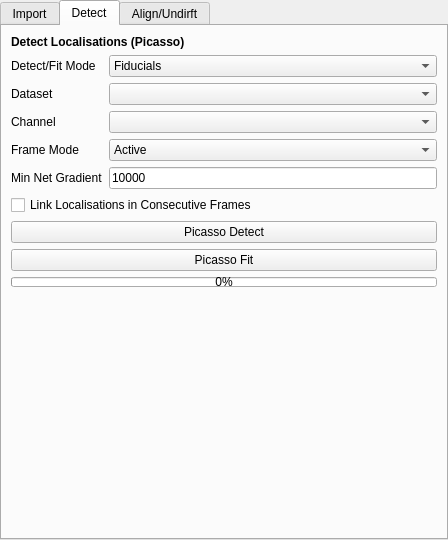
Above: src/napari_gapseq2/widget_ui.ui from piedrro/napari-GapSeq2 before the change. Below: the same form after it.
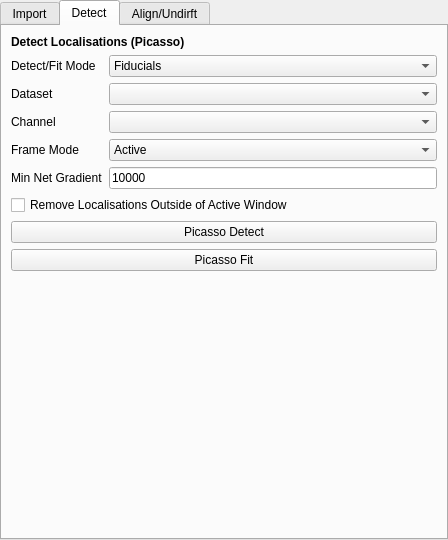
That is the form after the change. The open tabs and pages were chosen to show the change.

Commit message: added localisation filtering

The edit to the form file:
```diff
--- a/src/napari_gapseq2/widget_ui.ui
+++ b/src/napari_gapseq2/widget_ui.ui
@@ -353,7 +353,7 @@
     <item>
      <widget class="QCheckBox" name="checkBox">
       <property name="text">
-       <string>Link Localisations in Consecutive Frames</string>
+       <string>Remove Localisations Outside of Active Window</string>
       </property>
      </widget>
     </item>
@@ -371,19 +371,6 @@
       </property>
      </widget>
     </item>
-    <item>
-     <widget class="QProgressBar" name="picasso_progress">
-      <property name="maximumSize">
-       <size>
-        <width>16777215</width>
-        <height>10</height>
-       </size>
-      </property>
-      <property name="value">
-       <number>0</number>
-      </property>
-     </widget>
-    </item>
     <item>
      <spacer name="verticalSpacer_2">
       <property name="orientation">
```
Left out of the diff: 2 changed lines with no effect on the pictures. The commit also changes 3 other files.
